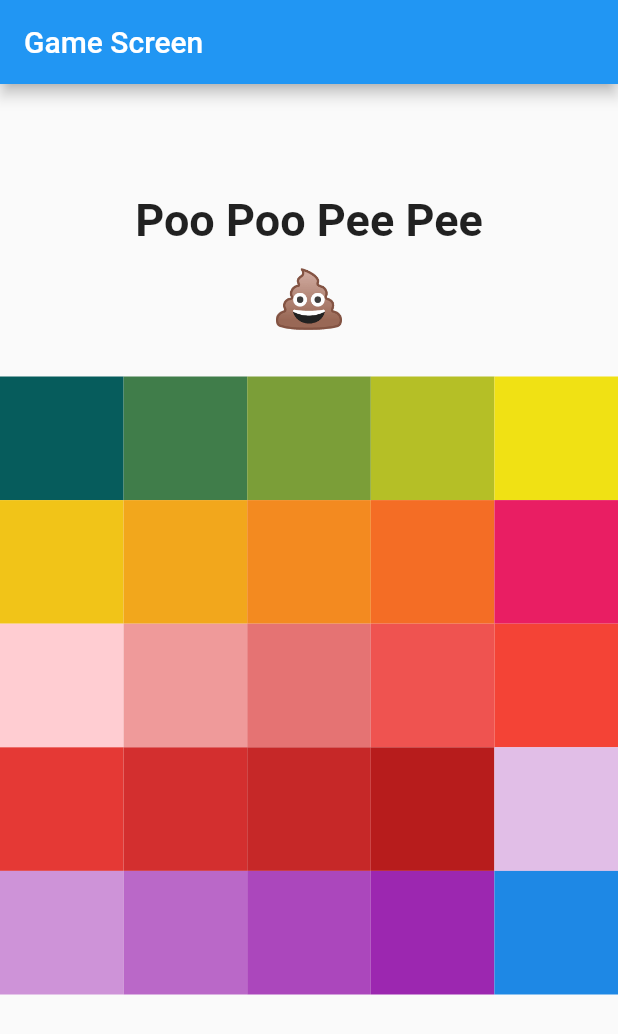
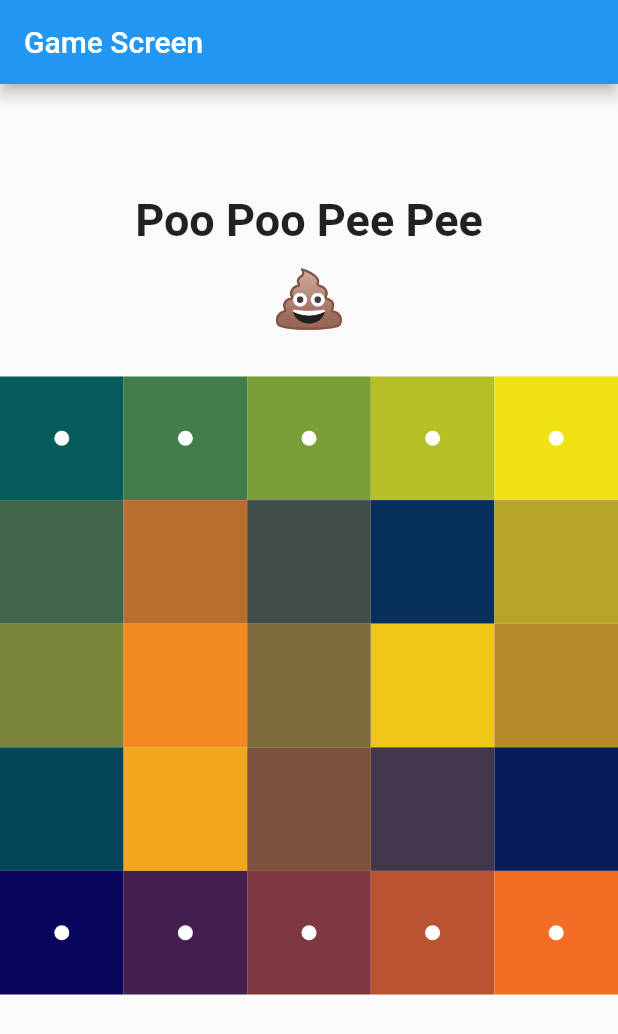
Before and after one commit to MatthieuNadeau96/right_brain_puzzle, a Flutter app: the screen it shows after launch, on a phone screen of 412 x 824 dp. Shown: the top 1034 px of the screen. Run offline on Flutter 3.47's test engine with Material 2 defaults, Android fonts, the phone set to English and light mode, and no system bars.

Commit message:
Added a simpler way of adding the shuffled moveableCards back into the colorCards. Added a white dot to indicate immovable cards and added the rest of the colorCards

```diff
--- a/lib/data/data.dart
+++ b/lib/data/data.dart
@@ -7,136 +7,127 @@ int secondSelectedIndex = -1;
 List<ColorCard> getColorCards() {
   List<ColorCard> colorCards = [
     ColorCard(
-      color: Color(0xff065C5C), // a1
+      color: Color(0xff065C5C), // a1 green
       count: 1,
-
       moveable: false,
     ),
     ColorCard(
       color: Color(0xff407D4A), // a2
       count: 2,
-
       moveable: false,
     ),
     ColorCard(
       color: Color(0xff7B9E38), // a3
       count: 3,
-
       moveable: false,
     ),
     ColorCard(
       color: Color(0xffB5BF26), // a4
       count: 4,
-
       moveable: false,
     ),
     ColorCard(
-      color: Color(0xffF0E114), // a6 & b1
+      color: Color(0xffF0E114), // a5 // b1 yellow
       count: 5,
-
       moveable: false,
     ),
     ColorCard(
-      color: Color(0xffF1C418), // b2
+      color: Color(0xff06465B), // d4
       count: 6,
-
-      moveable: false,
+      moveable: true,
     ),
     ColorCard(
-      color: Color(0xffF2A71C), // b3
+      color: Color(0xff40654A), //
       count: 7,
-
-      moveable: false,
+      moveable: true,
     ),
     ColorCard(
-      color: Color(0xffF38A20), // b4
+      color: Color(0xff7B8539), //
       count: 8,
-
-      moveable: false,
+      moveable: true,
     ),
     ColorCard(
-      color: Color(0xffF46D25), // b5 & c1
+      color: Color(0xffB6A428), //
       count: 9,
-
-      moveable: false,
+      moveable: true,
     ),
     ColorCard(
-      color: Colors.pink, // b6
+      color: Color(0xffF1C418), //
       count: 10,
-      moveable: false,
+      moveable: true,
     ),
     ColorCard(
-      color: Colors.red[100],
+      color: Color(0xff07315B), //d3
       count: 11,
-      moveable: false,
+      moveable: true,
     ),
     ColorCard(
-      color: Colors.red[200],
+      color: Color(0xff414E4B),
       count: 12,
-      moveable: false,
+      moveable: true,
     ),
     ColorCard(
-      color: Colors.red[300],
+      color: Color(0xff7C6C3B),
       count: 13,
-      moveable: false,
+      moveable: true,
     ),
     ColorCard(
-      color: Colors.red[400],
+      color: Color(0xffB7892B),
       count: 14,
-      moveable: false,
+      moveable: true,
     ),
     ColorCard(
-      color: Colors.red[500],
+      color: Color(0xffF2A71C),
       count: 15,
-      moveable: false,
+      moveable: true,
     ),
     ColorCard(
-      color: Colors.red[600],
+      color: Color(0xff081B5B), //d2
       count: 16,
-      moveable: false,
+      moveable: true,
     ),
     ColorCard(
-      color: Colors.red[700],
+      color: Color(0xff42364C),
       count: 17,
-      moveable: false,
+      moveable: true,
     ),
     ColorCard(
-      color: Colors.red[800],
+      color: Color(0xff7D523D),
       count: 18,
-      moveable: false,
+      moveable: true,
     ),
     ColorCard(
-      color: Colors.red[900],
+      color: Color(0xffB86E2E),
       count: 19,
-      moveable: false,
+      moveable: true,
     ),
     ColorCard(
-      color: Colors.purple[100],
+      color: Color(0xffF38A20),
       count: 20,
-      moveable: false,
+      moveable: true,
     ),
     ColorCard(
-      color: Colors.purple[200],
+      color: Color(0xff09065B), // d1 // c5 blue
       count: 21,
       moveable: false,
     ),
     ColorCard(
-      color: Colors.purple[300],
+      color: Color(0xff431F4D), // c4
       count: 22,
       moveable: false,
     ),
     ColorCard(
-      color: Colors.purple[400],
+      color: Color(0xff7E3940), // c3
       count: 23,
       moveable: false,
     ),
     ColorCard(
-      color: Colors.purple[500],
+      color: Color(0xffB95332), // c2
       count: 24,
       moveable: false,
     ),
     ColorCard(
-      color: Colors.blue[600],
+      color: Color(0xffF46D25), // b4 // c1 orange
       count: 25,
       moveable: false,
     ),
--- a/lib/screens/game_screen.dart
+++ b/lib/screens/game_screen.dart
@@ -20,14 +20,15 @@ class _GameScreenState extends State<GameScreen> {
         _moveableCards.add(element);
       }
     });
-    print(_moveableCards);
+    colorCards.removeWhere((element) => element.moveable);
     _moveableCards.shuffle();
+    colorCards.insertAll(5, _moveableCards);
+    print(_moveableCards.map((e) => e.count));
+    print(colorCards.map((e) => e.count));
   }
 
   @override
   Widget build(BuildContext context) {
-    // print((colorCards.map((e) => e.count).toList()));
-    // print(_orderChecker(colorCards));
     return Scaffold(
       appBar: AppBar(
         title: Text('Game Screen'),
@@ -77,7 +78,9 @@ class _GameScreenState extends State<GameScreen> {
                         return;
                       }
                     },
-                    child: Container(
+                    child: Stack(
+                      children: [
+                        Container(
                           margin: (firstSelectedIndex != -1 &&
                                   firstSelectedIndex == index)
                               ? EdgeInsets.all(10)
@@ -87,6 +90,19 @@ class _GameScreenState extends State<GameScreen> {
                             color: colorCards[index].color,
                             parent: this,
                           ),
+                        ),
+                        if (!colorCards[index].moveable)
+                          Center(
+                            child: Container(
+                              height: 10,
+                              width: 10,
+                              decoration: BoxDecoration(
+                                borderRadius: BorderRadius.circular(100),
+                                color: Colors.white,
+                              ),
+                            ),
+                          ),
+                      ],
                     ),
                   ),
                 ),
@@ -137,8 +153,10 @@ void _swap(input, indexA, indexB) {
 bool _orderChecker(List order) {
   var correctOrder = [];
   for (var i = 0; i < order.length; i++) {
-    correctOrder.add(i);
+    correctOrder.add(i + 1);
   }
+
+  // print('current Order ===>==>==> ${order.map((e) => e.count).toList()}');
   // print('correctOrder ======= $correctOrder');
 
   List currentOrder = order.map((e) => e.count).toList();
```
Lines whose indentation alone changed are shown as unchanged.
